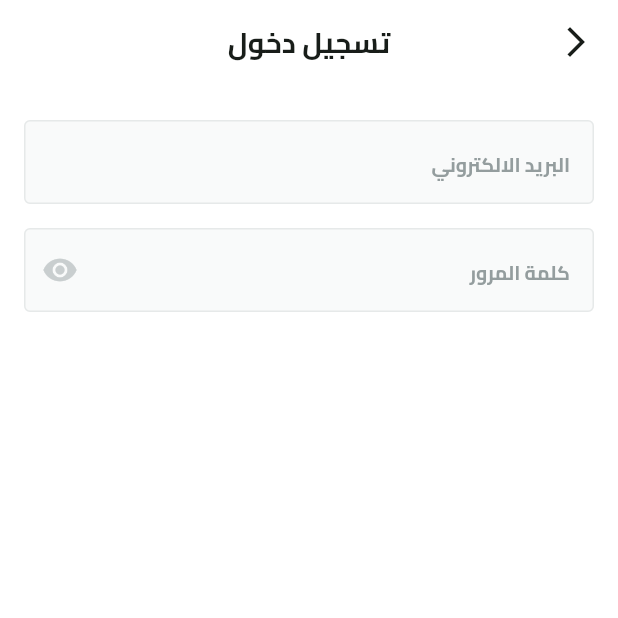
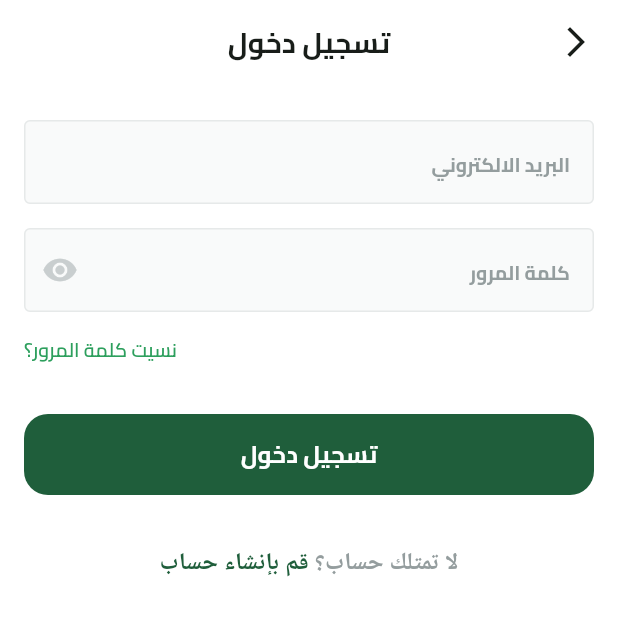
Before and after one commit to tharwatsamy/fruits_hub, a Flutter app: the screen it shows after launch, after a tap on "تخط", on a phone screen of 412 x 824 dp, the top half of it. Run offline on Flutter 3.47's test engine with Material 3 defaults, Android fonts, the phone set to English and light mode, and no system bars; our stand-ins replace dots_indicator, shared_preferences; missing offline and left inert: svg_flutter.

Commit message:
login ui part 4

```diff
--- a/lib/core/utils/app_colors.dart
+++ b/lib/core/utils/app_colors.dart
@@ -2,5 +2,6 @@ import 'package:flutter/material.dart';
 
 abstract class AppColors {
   static const Color primaryColor = Color(0xff1F5E3B);
+  static const Color lightPrimaryColor = Color(0xFF2D9F5D);
   static const Color secondaryColor = Color(0xFFF4A91F);
 }
--- a/lib/core/widgets/custom_button.dart
+++ b/lib/core/widgets/custom_button.dart
@@ -1,6 +1,7 @@
 import 'package:flutter/cupertino.dart';
 import 'package:flutter/material.dart';
 import 'package:fruits_hub/core/utils/app_colors.dart';
+import 'package:fruits_hub/core/utils/app_text_styles.dart';
 
 class CustomButton extends StatelessWidget {
   const CustomButton({super.key, required this.onPressed, required this.text});
@@ -23,7 +24,7 @@ class CustomButton extends StatelessWidget {
         onPressed: onPressed,
         child: Text(
           text,
-          style: const TextStyle(
+          style: TextStyles.bold16.copyWith(
             color: Colors.white,
           ),
         ),
--- a/lib/features/auth/presentation/views/widgets/login_view_body.dart
+++ b/lib/features/auth/presentation/views/widgets/login_view_body.dart
@@ -1,5 +1,8 @@
 import 'package:flutter/material.dart';
 import 'package:fruits_hub/constants.dart';
+import 'package:fruits_hub/core/utils/app_colors.dart';
+import 'package:fruits_hub/core/utils/app_text_styles.dart';
+import 'package:fruits_hub/core/widgets/custom_button.dart';
 import 'package:fruits_hub/core/widgets/custom_text_field.dart';
 
 class LoginViewBody extends StatelessWidget {
@@ -7,24 +10,24 @@ class LoginViewBody extends StatelessWidget {
 
   @override
   Widget build(BuildContext context) {
-    return const Padding(
-      padding: EdgeInsets.symmetric(
+    return Padding(
+      padding: const EdgeInsets.symmetric(
         horizontal: kHorizintalPadding,
       ),
       child: SingleChildScrollView(
         child: Column(
           children: [
-            SizedBox(
+            const SizedBox(
               height: 24,
             ),
-            CustomTextFormField(
+            const CustomTextFormField(
               hintText: 'البريد الالكتروني',
               textInputType: TextInputType.emailAddress,
             ),
-            SizedBox(
+            const SizedBox(
               height: 16,
             ),
-            CustomTextFormField(
+            const CustomTextFormField(
               suffixIcon: Icon(
                 Icons.remove_red_eye,
                 color: Color(0xffC9CECF),
@@ -32,6 +35,54 @@ class LoginViewBody extends StatelessWidget {
               hintText: 'كلمة المرور',
               textInputType: TextInputType.visiblePassword,
             ),
+            const SizedBox(
+              height: 16,
+            ),
+            Row(
+              mainAxisAlignment: MainAxisAlignment.end,
+              children: [
+                Text(
+                  'نسيت كلمة المرور؟',
+                  style: TextStyles.semiBold13.copyWith(
+                    color: AppColors.lightPrimaryColor,
+                  ),
+                ),
+              ],
+            ),
+            const SizedBox(
+              height: 33,
+            ),
+            CustomButton(
+              onPressed: () {},
+              text: 'تسجيل دخول',
+            ),
+            const SizedBox(
+              height: 33,
+            ),
+            Text.rich(
+              TextSpan(
+                children: [
+                  TextSpan(
+                    text: 'لا تمتلك حساب؟',
+                    style: TextStyles.semiBold16.copyWith(
+                      color: const Color(0xFF949D9E),
+                    ),
+                  ),
+                  TextSpan(
+                    text: ' ',
+                    style: TextStyles.semiBold16.copyWith(
+                      color: const Color(0xFF616A6B),
+                    ),
+                  ),
+                  TextSpan(
+                    text: 'قم بإنشاء حساب',
+                    style: TextStyles.semiBold16
+                        .copyWith(color: AppColors.primaryColor),
+                  ),
+                ],
+              ),
+              textAlign: TextAlign.center,
+            )
           ],
         ),
       ),
```
